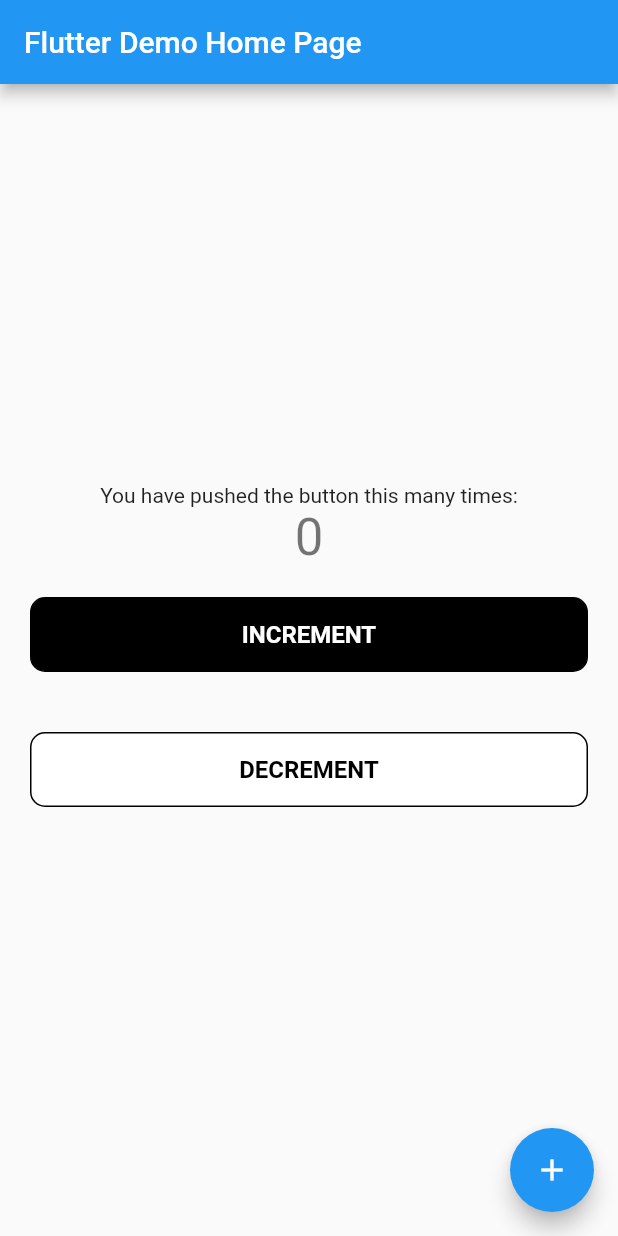
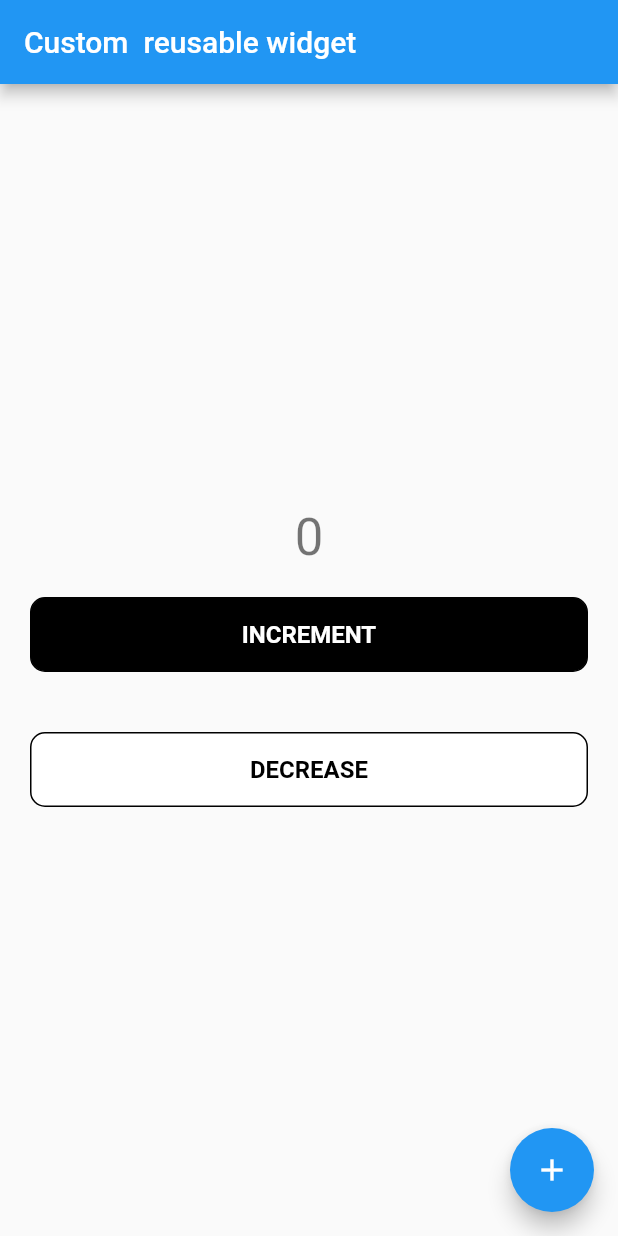
Before and after one commit to devmiguel01/Flutter_custom_widget, a Flutter app: the screen it shows after launch, on a phone screen of 412 x 824 dp. Run offline on Flutter 3.47's test engine with Material 2 defaults, Android fonts, the phone set to English and light mode, and no system bars.

Commit message:
initial commit

```diff
--- a/lib/main.dart
+++ b/lib/main.dart
@@ -12,7 +12,8 @@ class MyApp extends StatelessWidget {
   @override
   Widget build(BuildContext context) {
     return MaterialApp(
-      title: 'Flutter Demo',
+      title: 'Custom  reusable widget',
+      debugShowCheckedModeBanner: false,
       theme: ThemeData(
         // This is the theme of your application.
         //
@@ -25,7 +26,7 @@ class MyApp extends StatelessWidget {
         // is not restarted.
         primarySwatch: Colors.blue,
       ),
-      home: const MyHomePage(title: 'Flutter Demo Home Page'),
+      home: const MyHomePage(title: 'Custom  reusable widget'),
     );
   }
 }
@@ -68,7 +69,7 @@ class _MyHomePageState extends State<MyHomePage> {
       // so that the display can reflect the updated values. If we changed
       // _counter without calling setState(), then the build method would not be
       // called again, and so nothing would appear to happen.
-      _counter--;
+      _counter--;//to decrease
     });
   }
   @override
@@ -106,7 +107,7 @@ class _MyHomePageState extends State<MyHomePage> {
           mainAxisAlignment: MainAxisAlignment.center,
           children: <Widget>[
             const Text(
-              'You have pushed the button this many times:',
+              '',
             ),
             Text(
               '$_counter',
@@ -122,7 +123,7 @@ class _MyHomePageState extends State<MyHomePage> {
             CustomButton(onTap:(){
               _decrementCounter();
             },
-              text: "DECREMENT",
+              text: "DECREASE",
               hasBackground: false,
 
             )
--- a/lib/widgets/customButon.dart
+++ b/lib/widgets/customButon.dart
@@ -1,40 +1,33 @@
 import 'package:flutter/material.dart';
 
-class CustomButton extends StatefulWidget {
- CustomButton({Key? key,required this.onTap,required this.text,
-   this.hasBackground=true
 
- }) : super(key: key);
+
+
+class CustomButton extends StatelessWidget {
+   CustomButton({Key? key,required this.text,required this.onTap,required this.hasBackground}) : super(key: key);
   GestureTapCallback onTap;
   String text;
   bool  hasBackground=true;
-
-  @override
-  _CustomButtonState createState() => _CustomButtonState();
-}
-
-class _CustomButtonState extends State<CustomButton> {
-
   @override
   Widget build(BuildContext context) {
     return GestureDetector(
-      onTap:widget.onTap ,
+      onTap:onTap ,
       child: Container(
         margin: EdgeInsets.all(20),
         height: 50,
         width: MediaQuery.of(context).size.width,
         decoration: BoxDecoration(
-          color: widget.hasBackground?Colors.black:Colors.white,
+          color: hasBackground?Colors.black:Colors.white,
           border: Border.all(color: Colors.black),
           borderRadius: BorderRadius.all(Radius.circular(10)),
 
         ),
         child:Center(
-          child:  Text(widget.text,
+          child:  Text(text,
             style: TextStyle(
-                color: widget.hasBackground?Colors.white:Colors.black,
-              fontSize: 16,
-              fontWeight: FontWeight.w600
+                color: hasBackground?Colors.white:Colors.black,
+                fontSize: 16,
+                fontWeight: FontWeight.w600
             ),
 
           ),
```
